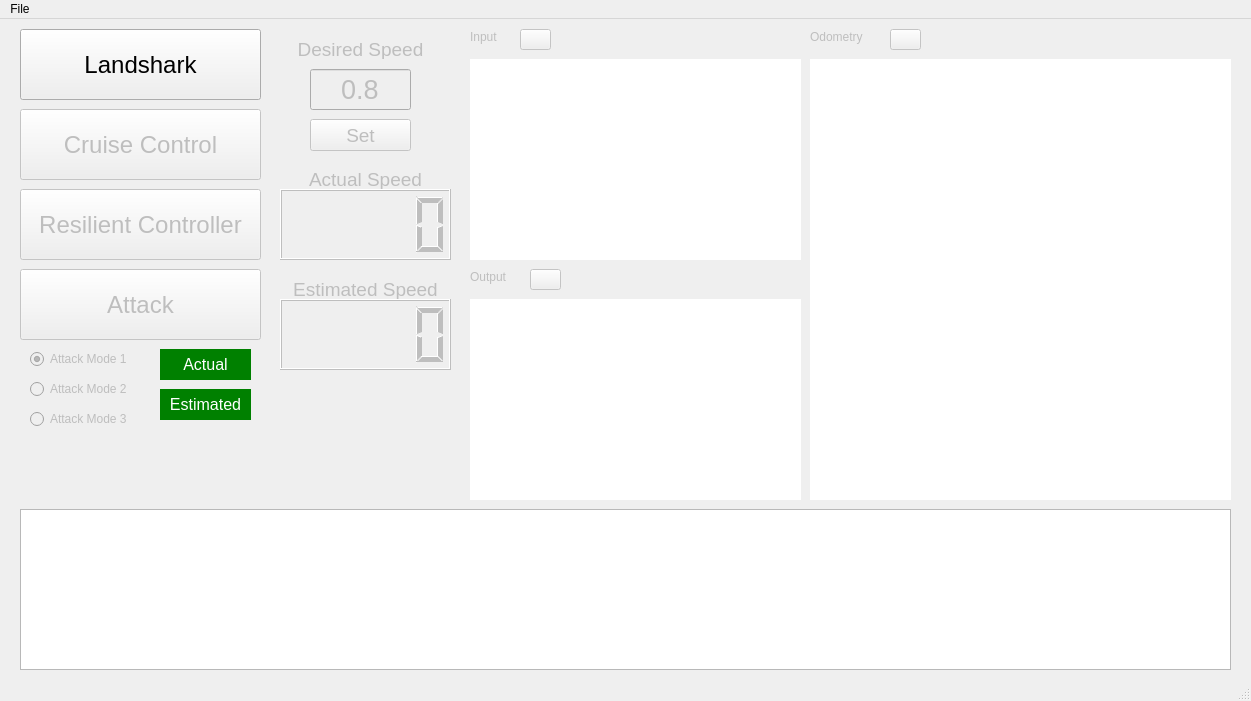
Above: hacms/mainwindow.ui from PRECISE/HACMSDemo before the change. Below: the same form after it.
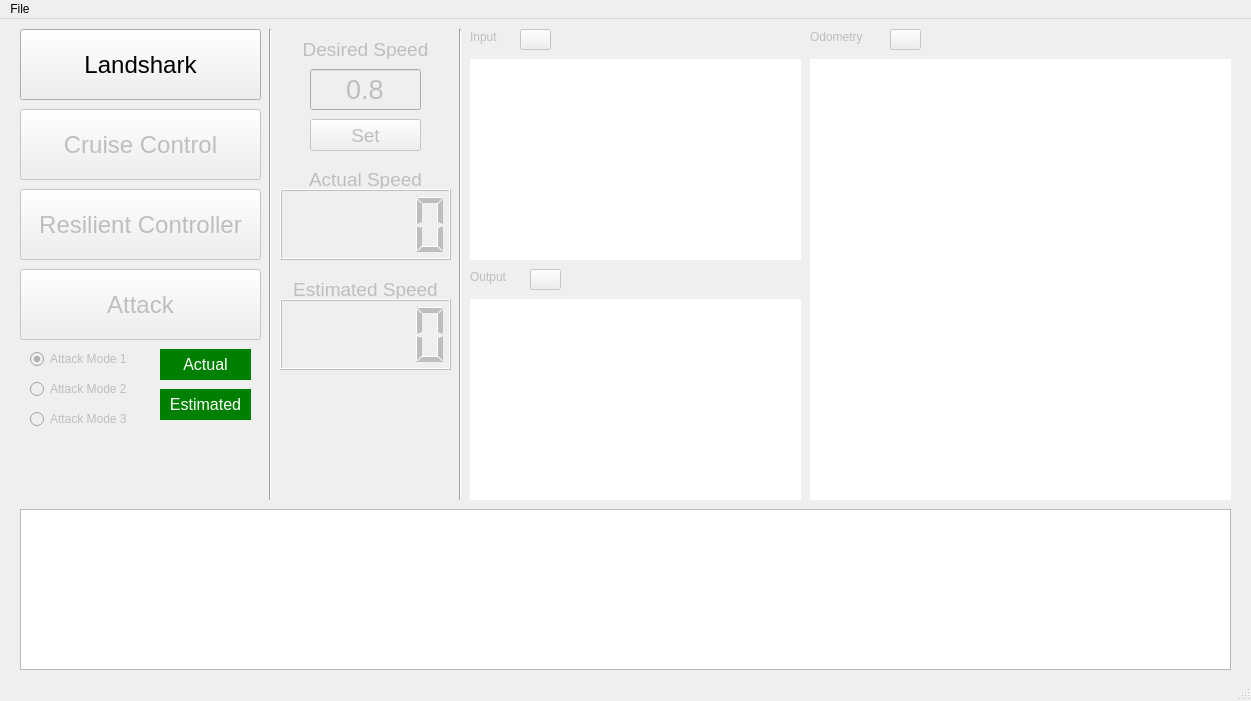
That is the form after the change. Icons and pictures are not drawn.

Commit message: Added separator lines.

Patch:
```diff
--- a/hacms/mainwindow.ui
+++ b/hacms/mainwindow.ui
@@ -162,7 +162,7 @@
      <rect>
       <x>280</x>
       <y>20</y>
-      <width>161</width>
+      <width>171</width>
       <height>20</height>
      </rect>
     </property>
@@ -186,7 +186,7 @@
      <rect>
       <x>310</x>
       <y>50</y>
-      <width>101</width>
+      <width>111</width>
       <height>41</height>
      </rect>
     </property>
@@ -346,7 +346,7 @@
      <rect>
       <x>310</x>
       <y>100</y>
-      <width>101</width>
+      <width>111</width>
       <height>32</height>
      </rect>
     </property>
@@ -525,6 +525,32 @@
       <normaloff>../images/folder_image.png</normaloff>../images/folder_image.png</iconset>
     </property>
    </widget>
+   <widget class="Line" name="line">
+    <property name="geometry">
+     <rect>
+      <x>260</x>
+      <y>10</y>
+      <width>20</width>
+      <height>471</height>
+     </rect>
+    </property>
+    <property name="orientation">
+     <enum>Qt::Vertical</enum>
+    </property>
+   </widget>
+   <widget class="Line" name="line_2">
+    <property name="geometry">
+     <rect>
+      <x>450</x>
+      <y>10</y>
+      <width>20</width>
+      <height>471</height>
+     </rect>
+    </property>
+    <property name="orientation">
+     <enum>Qt::Vertical</enum>
+    </property>
+   </widget>
   </widget>
   <widget class="QMenuBar" name="menuBar">
    <property name="geometry">
```
The commit also changes 1 other file.
